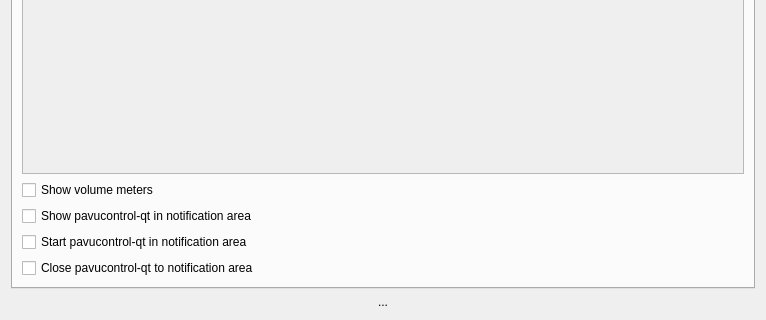
Before: the Qt Designer form src/mainwindow.ui in lxqt/pavucontrol-qt, drawn with Qt 5; both pictures show x 0 to 766 and y 228 to 548 of the 766 by 548 pixel window.
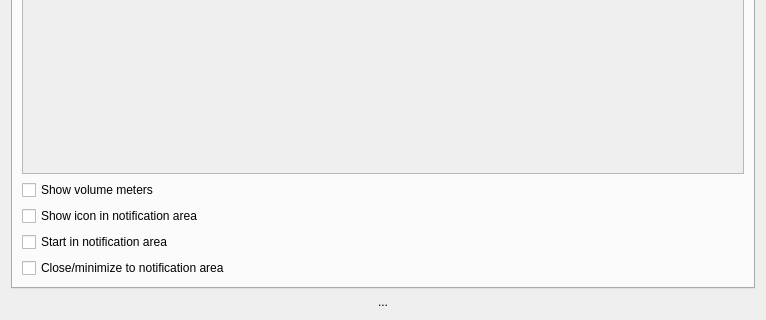
After: the same form once the commit is applied. The open tabs and pages were chosen to show the change. Icons and pictures are not drawn.

Commit message: Get rid of --daemonize option and make strings more consistent 	modified:   mainwindow.ui 	modified:   pavucontrol.cc

Diff of the .ui file:
```diff
--- a/src/mainwindow.ui
+++ b/src/mainwindow.ui
@@ -340,21 +340,21 @@
        <item>
         <widget class="QCheckBox" name="enableSystrayCheckButton">
          <property name="text">
-          <string>Show pavucontrol-qt in notification area</string>
+          <string>Show icon in notification area</string>
          </property>
         </widget>
        </item>
        <item>
         <widget class="QCheckBox" name="startInSystrayCheckButton">
          <property name="text">
-          <string>Start pavucontrol-qt in notification area</string>
+          <string>Start in notification area</string>
          </property>
         </widget>
        </item>
        <item>
         <widget class="QCheckBox" name="closeToSystrayCheckButton">
          <property name="text">
-          <string>Close pavucontrol-qt to notification area</string>
+                 <string>Close/minimize to notification area</string>
          </property>
         </widget>
        </item>
```
The commit also changes 1 other file.
